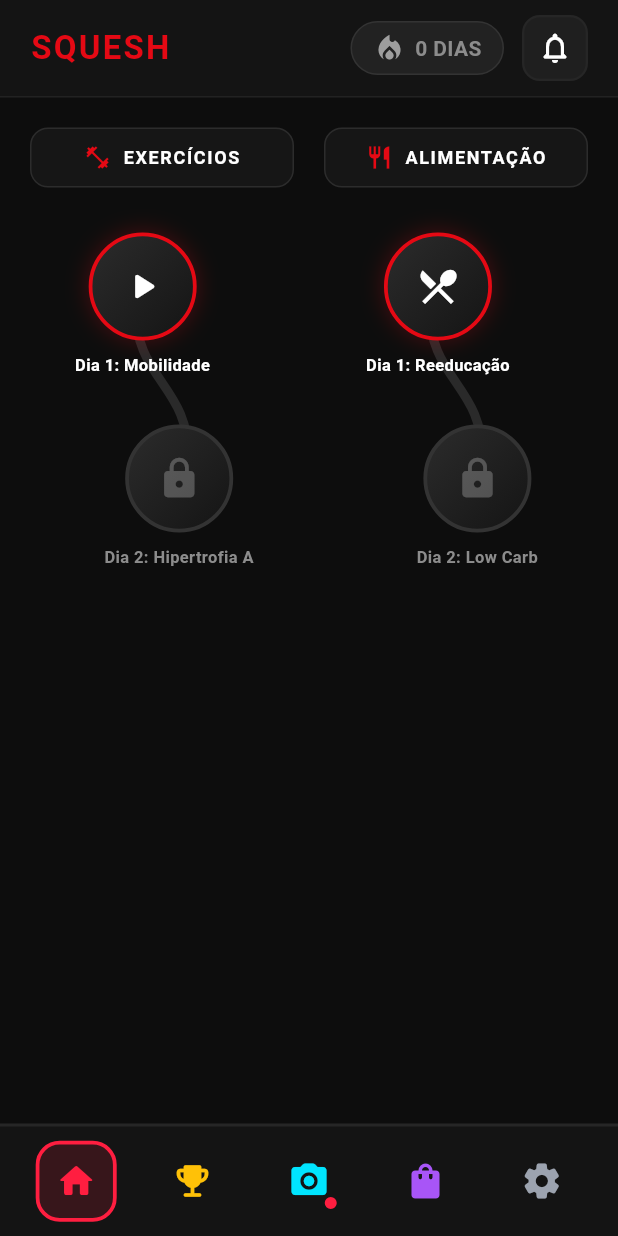
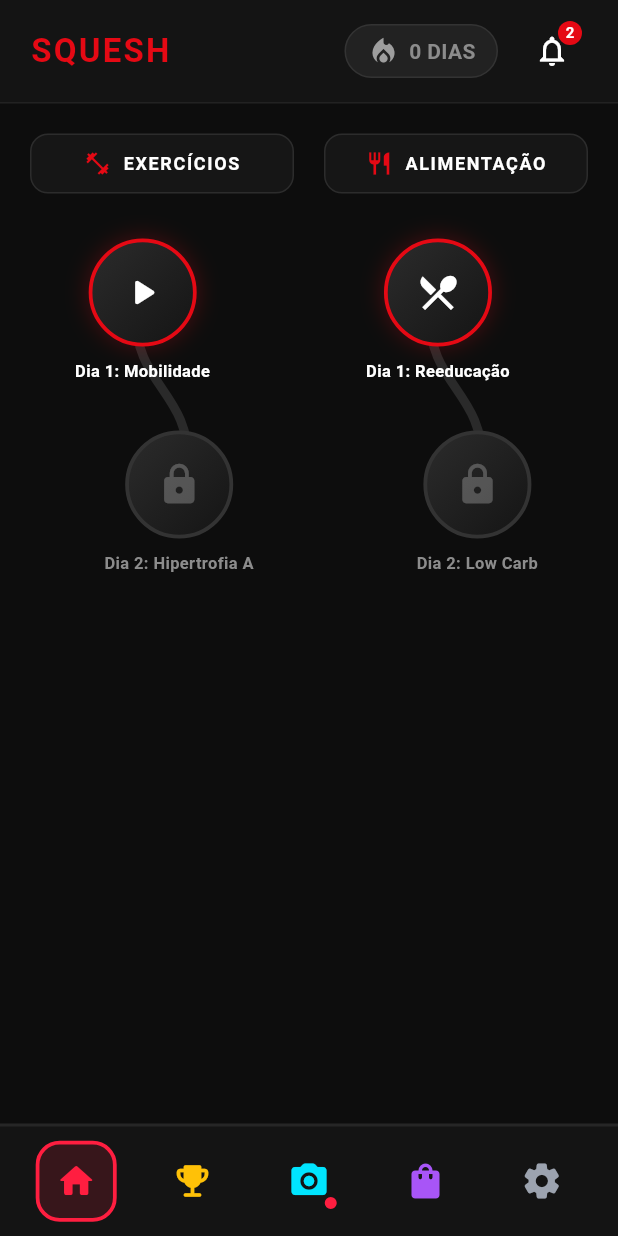
Before and after one commit to GuiRuizz/squesh_flutter, a Flutter app: the screen it shows after launch, on a phone screen of 412 x 824 dp. Run offline on Flutter 3.47's test engine with Material 3 defaults, Android fonts, the phone set to English and light mode, and no system bars; our stand-ins replace flutter_riverpod, go_router, image_picker.

Commit message:
fix: Ajustado o Icon Button para ter a qtd de itens sem ler

```diff
--- a/lib/widgets/notification_icon_button.dart
+++ b/lib/widgets/notification_icon_button.dart
@@ -1,89 +1,47 @@
 import 'package:flutter/material.dart';
 import 'package:flutter_riverpod/flutter_riverpod.dart';
 import 'package:go_router/go_router.dart';
-
-// Importe seu controller de notificações do header/app
-// Por exemplo: import '../controllers/notifications_controller.dart';
+import 'package:squesh_flutter/features/notification/domain/notifications_controller.dart';
+import '../app/theme/app_theme.dart';
 
 class NotificationIconButton extends ConsumerWidget {
-  /// Quantidade opcional de notificações para exibir no badge.
-  /// Se passado como `null`, ele pode consumir de um Provider do Riverpod.
-  final int? unreadCount;
-
-  /// Categoria ou filtro opcional para a tela de notificações, se necessário
-  final String? initialCategory;
-
-  const NotificationIconButton({
-    super.key,
-    this.unreadCount,
-    this.initialCategory,
-  });
+  const NotificationIconButton({super.key});
 
   @override
   Widget build(BuildContext context, WidgetRef ref) {
-    // Caso não passe o 'unreadCount' por parâmetro, você pode pegar direto do Provider:
-    // final count = unreadCount ?? ref.watch(unreadNotificationsCountProvider);
-    final count = unreadCount ?? 0;
+    // 1. Escuta o estado assíncrono das notificações
+    final asyncNotifications = ref.watch(notificationProvider);
 
-    return GestureDetector(
-      onTap: () {
-        // Navega para a NotificationScreen via GoRouter
-        if (initialCategory != null) {
-          context.push('/notifications?category=$initialCategory');
-        } else {
+    // 2. Extrai a quantidade não lida de forma segura
+    final unreadCount = asyncNotifications.maybeWhen(
+      data: (list) => list.where((n) => !n.isRead).length,
+      orElse: () => 0,
+    );
+
+    // 3. Formatação da label: '9+' para 10 ou mais
+    final badgeText = unreadCount >= 10 ? '9+' : '$unreadCount';
+
+    return Badge(
+      isLabelVisible: unreadCount > 0,
+      label: Text(
+        badgeText,
+        style: const TextStyle(
+          color: Colors.white,
+          fontSize: 10,
+          fontWeight: FontWeight.bold,
+        ),
+      ),
+      backgroundColor: AppTheme.crimsonRed,
+      offset: const Offset(-4, 4),
+      child: IconButton(
+        icon: const Icon(
+          Icons.notifications_outlined,
+          color: AppTheme.textMain,
+          size: 24,
+        ),
+        onPressed: () {
           context.push('/notifications');
-        }
-      },
-      child: Container(
-        width: 44,
-        height: 44,
-        decoration: BoxDecoration(
-          color: const Color(0xFF1F1F1F),
-          borderRadius: BorderRadius.circular(12),
-          border: Border.all(color: const Color(0xFF262626), width: 1.5),
-        ),
-        child: Stack(
-          alignment: Alignment.center,
-          children: [
-            const Icon(
-              Icons.notifications_none_rounded,
-              color: Colors.white,
-              size: 24,
-            ),
-            if (count > 0)
-              Positioned(
-                top: 8,
-                right: 8,
-                child: Container(
-                  padding: const EdgeInsets.all(2),
-                  constraints: const BoxConstraints(
-                    minWidth: 16,
-                    minHeight: 16,
-                  ),
-                  decoration: BoxDecoration(
-                    color: const Color(0xFFFF1E40),
-                    shape: count > 9 ? BoxShape.rectangle : BoxShape.circle,
-                    borderRadius: count > 9 ? BorderRadius.circular(8) : null,
-                    border: Border.all(
-                      color: const Color(0xFF141414),
-                      width: 1.5,
-                    ),
-                  ),
-                  child: Center(
-                    child: Text(
-                      count > 99 ? '99+' : '$count',
-                      style: const TextStyle(
-                        color: Colors.white,
-                        fontSize: 9,
-                        fontWeight: FontWeight.bold,
-                        height: 1,
-                      ),
-                    ),
-                  ),
-                ),
-              ),
-          ],
-        ),
+        },
       ),
     );
   }
```
